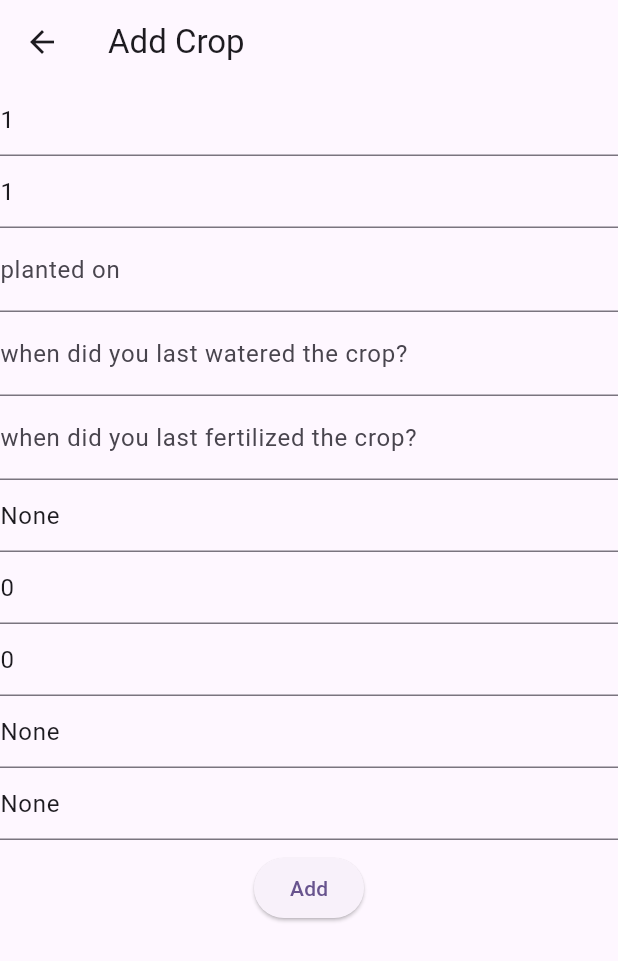
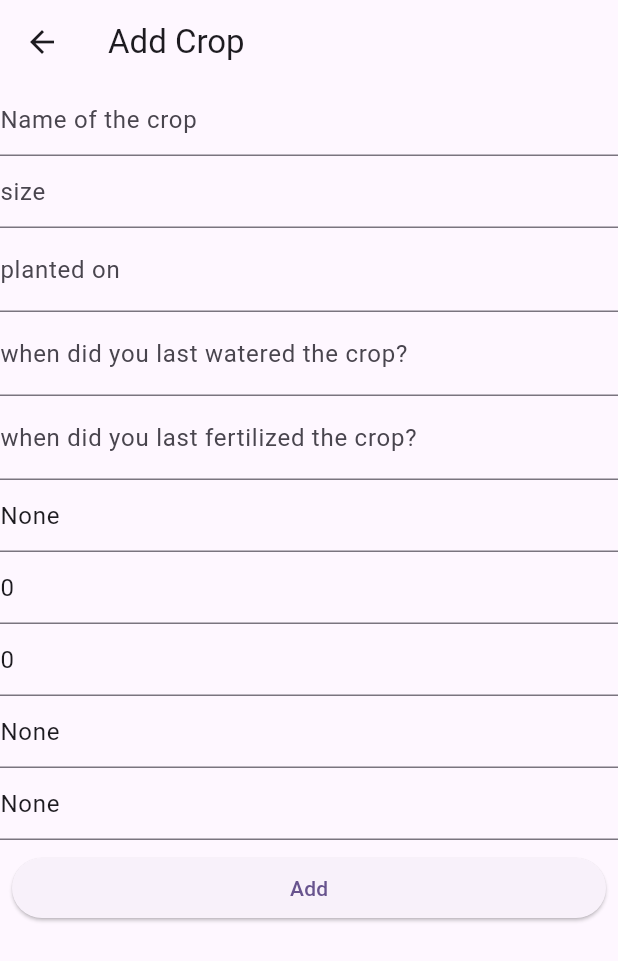
Before and after one commit to Bhaveshpatil75/AgriGenie, a Flutter app: the AddCrop screen opened directly with empty values, on a phone screen of 412 x 824 dp. Shown: the top 961 px of the screen. Run offline on Flutter 3.47's test engine with Material 3 defaults, Android fonts, the phone set to English and light mode, and no system bars; drawn by our look-alikes of flutter_form_builder; our stand-ins replace cloud_firestore, connectivity_plus, firebase_auth, firebase_core, firebase_storage, flutter_gemini and 9 more; accounts and stored records are empty; network calls fail.

Commit message:
Done-Navigation is better now and mainly data is parsing via streams.

```diff
--- a/lib/pages/addFarm_page.dart
+++ b/lib/pages/addFarm_page.dart
@@ -57,6 +57,7 @@ class _AddfarmPageState extends State<AddfarmPage> {
                 map.remove("name");
                 //log(map.toString());
                 await _databaseService.addFarm(_formKey.currentState!.fields["name"]!.value, map);
+                Navigator.pop(context);
               }
             }, child: Text("Create"))
           ],
--- a/lib/pages/add_crop.dart
+++ b/lib/pages/add_crop.dart
@@ -1,4 +1,5 @@
 import 'package:cosine/constants/questions.dart';
+import 'package:cosine/pages/show_each_farm.dart';
 import 'package:cosine/services/auth/auth_service.dart';
 import 'package:cosine/services/database/database_service.dart';
 import 'package:flutter/material.dart';
@@ -28,10 +29,10 @@ class _AddCropState extends State<AddCrop> {
       ),
       body: FormBuilder(
         key: _formKey,
-        child: Column(
+        child: ListView(
         children: [
-          FormBuilderTextField(name: "name",decoration: InputDecoration(hintText: cropQue[9]),initialValue: "1"),
-          FormBuilderTextField(name: "size",decoration: InputDecoration(hintText: cropQue[0]),initialValue: "1"),
+          FormBuilderTextField(name: "name",decoration: InputDecoration(hintText: cropQue[9])),
+          FormBuilderTextField(name: "size",decoration: InputDecoration(hintText: cropQue[0])),
           FormBuilderDateTimePicker(
             name: "planted_on",
             inputType: InputType.date,
@@ -60,11 +61,13 @@ class _AddCropState extends State<AddCrop> {
                 Map<String,dynamic> map=Map.from(_formKey.currentState!.value);
                 map.remove("name");
                 await _databaseService.addCrop(widget.farmName, _formKey.currentState!.fields["name"]!.value, map);
+                //Navigator.push(context, MaterialPageRoute(builder: (_)=>ShowEachFarm(data: "data", farmName: widget.farmName)));
+                Navigator.pop(context);
               }
             }, child: Text("Add")),
           )
         ],
-      ),
+              ),
       ),
     );
   }
--- a/lib/pages/add_farmer.dart
+++ b/lib/pages/add_farmer.dart
@@ -1,6 +1,7 @@
 
 import 'dart:developer';
 import 'package:cosine/constants/routes.dart';
+import 'package:cosine/pages/show_details.dart';
 import 'package:cosine/services/auth/auth_service.dart';
 import 'package:cosine/services/database/database_service.dart';
 import 'package:firebase_auth/firebase_auth.dart';
@@ -63,7 +64,8 @@ class _AddFarmerPageState extends State<AddFarmerPage> {
                 if (_formKey.currentState!.isValid){
                   _formKey.currentState!.saveAndValidate();
                   await _databaseService.addFarmer(_formKey.currentState!.value);
-
+                  //Navigator.push(context, MaterialPageRoute(builder: (_)=>ShowDetails()));
+                  Navigator.pop(context);
                 }
               }, child: Text("Submit")),
             ],
--- a/lib/pages/login_page.dart
+++ b/lib/pages/login_page.dart
@@ -1,5 +1,6 @@
 
 import 'package:cosine/pages/demo.dart';
+import 'package:cosine/pages/door_page.dart';
 import 'package:firebase_auth/firebase_auth.dart';
 import 'package:flutter/material.dart';
 import '../constants/routes.dart';
@@ -93,7 +94,7 @@ class _LoginPage extends State<LoginPage> {
                             password: ps.text
                         );
                         if (AuthService.firebase().currentUser!.isEmailVerified) {
-                          Navigator.push(context, MaterialPageRoute(builder: (_)=>Demo()));
+                          Navigator.push(context, MaterialPageRoute(builder: (_)=>DoorPage()));
                         }
                         else{
                           await showErrorDialog(context, "Verify your Email first");
--- a/lib/pages/show_each_crop.dart
+++ b/lib/pages/show_each_crop.dart
@@ -12,6 +12,11 @@ class ShowEachCrop extends StatefulWidget {
 }
 
 class _ShowEachCropState extends State<ShowEachCrop> {
+  @override
+  void initState() {
+    widget.geminiData+=" crop name : ${widget.cropName}";
+    super.initState();
+  }
   @override
   Widget build(BuildContext context) {
     return Scaffold(
@@ -30,6 +35,7 @@ class _ShowEachCropState extends State<ShowEachCrop> {
             child: ElevatedButton(
               onPressed: () async{
                 Navigator.push(context, MaterialPageRoute(builder: (_)=>Suggestions(geminiData: widget.geminiData,)));
+                //Navigator.pop(context);
               },
               child: Text("Generate Content"),
             ),
--- a/lib/pages/suggestions.dart
+++ b/lib/pages/suggestions.dart
@@ -29,7 +29,7 @@ class _SuggestionsState extends State<Suggestions> {
     log(locMap.toString());
     widget.geminiData+=await getWeather(locMap["latitude"]??0, locMap["longitude"]??0);
     log(widget.geminiData);
-    gemini.text("generate suggestions based on the farm related data i am providing,this is the data ${widget.geminiData}")
+    gemini.text("generate suggestions in hindi language based on the farm related data i am providing,this is the data ${widget.geminiData} at last consider myself as an uneducated farmer and try to be specific about your suggestions keep them according to the name of the crop provided and the location don't use non understandable words and make use of the name of the farm,crop and data provided above ")
         .then((value){
           msg=value?.content?.parts?.last.text ?? '';
           setState(() {
--- a/lib/services/database/database_service.dart
+++ b/lib/services/database/database_service.dart
@@ -17,9 +17,9 @@ class DatabaseService{
          log(e.toString());
       }
    }
-   Future<Object?> getFarmeranswers()async{
-      DocumentSnapshot snapshot=await farmerDB.doc(uid).collection("questions").doc("answers").get();
-      return snapshot.data();
+
+   Stream<Map<String,dynamic>?> getFarmeranswers(){
+      return farmerDB.doc(uid).collection("questions").doc("answers").snapshots().map((snap)=>snap.data());
    }
    Future<void> addFarm(String name,Map<String,dynamic> map)async{
       try{
--- a/lib/widgets/mydrawer.dart
+++ b/lib/widgets/mydrawer.dart
@@ -47,9 +47,8 @@ Drawer MyDrawer(BuildContext context){
             child: ListTile(
               tileColor: Colors.deepPurple.shade100,
               title: Text("My details"),
-              onTap: ()async{
-                var data=await databaseService.getFarmeranswers();
-                Navigator.push(context, MaterialPageRoute(builder: (_)=>ShowDetails(data: data,)));
+              onTap: (){
+                Navigator.push(context, MaterialPageRoute(builder: (_)=>ShowDetails()));
               },
             ),
           ),
```
Also changed, not shown: lib/pages/show_details.dart (+25 -4 lines).
